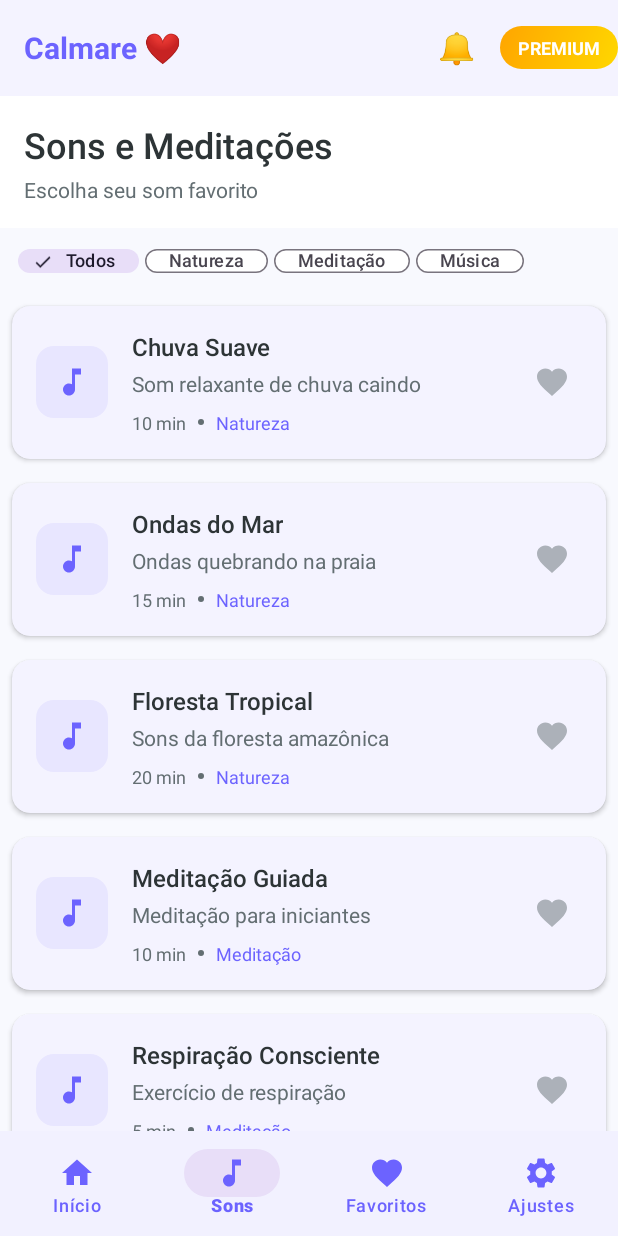
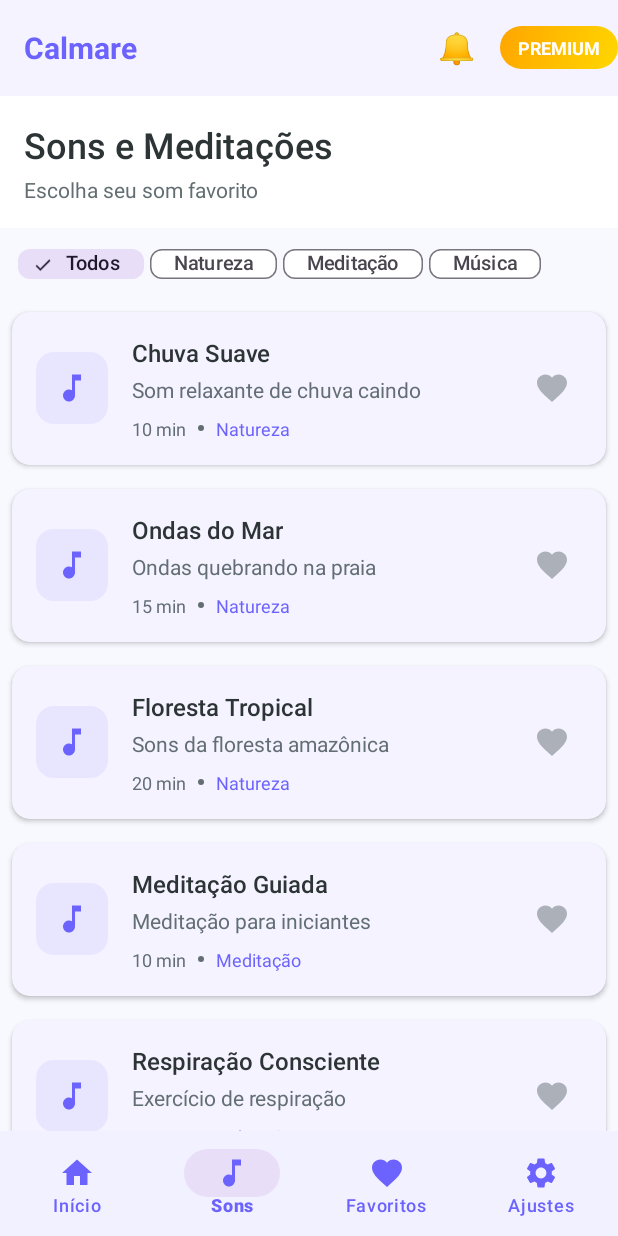
Before and after one commit to vandersonbraz/projeto-android, an Android app: the screen it shows after launch (MainActivity), item 2 of the bottom bar chosen, on a phone screen of 412 x 824 dp. Run offline under Robolectric (Android 15) with nearby library versions, the phone set to English and light mode, and no system bars; our stand-ins replace AdMob; libraries missing offline, so code that uses them is left out: com.android.billingclient; pictures from the network do not load; 5 statements that could not run were skipped.

```diff
--- a/CalmareApp/app/src/main/res/layout/activity_splash.xml
+++ b/CalmareApp/app/src/main/res/layout/activity_splash.xml
@@ -16,7 +16,8 @@
         app:layout_constraintBottom_toTopOf="@id/app_name"
         app:layout_constraintStart_toStartOf="parent"
         app:layout_constraintEnd_toEndOf="parent"
-        app:layout_constraintVertical_chainStyle="packed" />
+        app:layout_constraintVertical_chainStyle="packed"
+        app:layout_constraintVertical_bias="0.5" />
 
     <!-- App Name -->
     <TextView
@@ -28,7 +29,7 @@
         android:textSize="48sp"
         android:textStyle="bold"
         android:letterSpacing="0.05"
-        android:layout_marginTop="16dp"
+        android:layout_marginTop="20dp"
         app:layout_constraintTop_toBottomOf="@id/logo_icon"
         app:layout_constraintBottom_toTopOf="@id/tagline"
         app:layout_constraintStart_toStartOf="parent"
--- a/CalmareApp/app/src/main/res/layout/fragment_home.xml
+++ b/CalmareApp/app/src/main/res/layout/fragment_home.xml
@@ -18,7 +18,9 @@
             android:layout_height="wrap_content"
             android:text="@string/home_greeting_default"
             android:textAppearance="@style/TextAppearance.Calmare.Heading2"
-            android:textStyle="bold" />
+            android:textStyle="bold"
+            android:textSize="26sp"
+            android:fontFamily="sans-serif-medium" />
 
         <TextView
             android:layout_width="wrap_content"
--- a/CalmareApp/app/src/main/res/layout/fragment_sounds.xml
+++ b/CalmareApp/app/src/main/res/layout/fragment_sounds.xml
@@ -52,34 +52,34 @@
             <com.google.android.material.chip.Chip
                 android:id="@+id/chip_all"
                 android:layout_width="wrap_content"
-                android:layout_height="32dp"
+                android:layout_height="36dp"
                 android:text="Todos"
-                android:textSize="12sp"
+                android:textSize="13sp"
                 android:checked="true"
                 style="@style/Widget.Material3.Chip.Filter" />
 
             <com.google.android.material.chip.Chip
                 android:id="@+id/chip_nature"
                 android:layout_width="wrap_content"
-                android:layout_height="32dp"
+                android:layout_height="36dp"
                 android:text="Natureza"
-                android:textSize="12sp"
+                android:textSize="13sp"
                 style="@style/Widget.Material3.Chip.Filter" />
 
             <com.google.android.material.chip.Chip
                 android:id="@+id/chip_meditation"
                 android:layout_width="wrap_content"
-                android:layout_height="32dp"
+                android:layout_height="36dp"
                 android:text="Meditação"
-                android:textSize="12sp"
+                android:textSize="13sp"
                 style="@style/Widget.Material3.Chip.Filter" />
 
             <com.google.android.material.chip.Chip
                 android:id="@+id/chip_music"
                 android:layout_width="wrap_content"
-                android:layout_height="32dp"
+                android:layout_height="36dp"
                 android:text="Música"
-                android:textSize="12sp"
+                android:textSize="13sp"
                 style="@style/Widget.Material3.Chip.Filter" />
         </com.google.android.material.chip.ChipGroup>
 
--- a/CalmareApp/app/src/main/res/values/strings.xml
+++ b/CalmareApp/app/src/main/res/values/strings.xml
@@ -1,7 +1,7 @@
 <?xml version="1.0" encoding="utf-8"?>
 <resources>
     <!-- App Name -->
-    <string name="app_name">Calmare ❤️</string>
+    <string name="app_name">Calmare</string>
 
     <!-- Navigation -->
     <string name="nav_home">Início</string>
```
